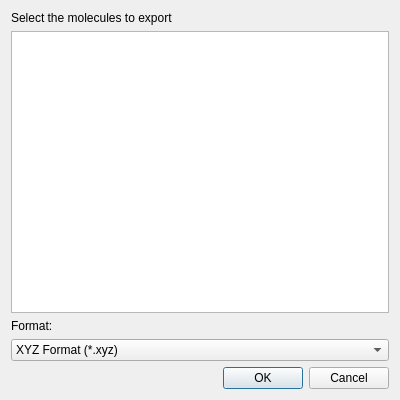
Before: the Qt Designer form source/export_dialog.ui in janvc/molconv, drawn with Qt 5.
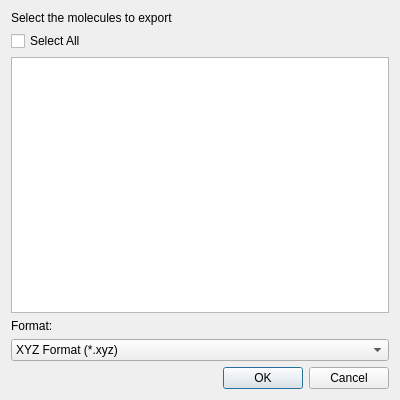
After: the same form once the commit is applied.

Commit message: added a 'select all molecules'-checkbox to the export dialog

What changed in the file:
```diff
--- a/source/export_dialog.ui
+++ b/source/export_dialog.ui
@@ -21,6 +21,13 @@
      </property>
     </widget>
    </item>
+   <item>
+    <widget class="QCheckBox" name="selectAllBox">
+     <property name="text">
+      <string>Select All</string>
+     </property>
+    </widget>
+   </item>
    <item>
     <widget class="QListWidget" name="molExportList"/>
    </item>
```
The commit also changes 2 other files.
